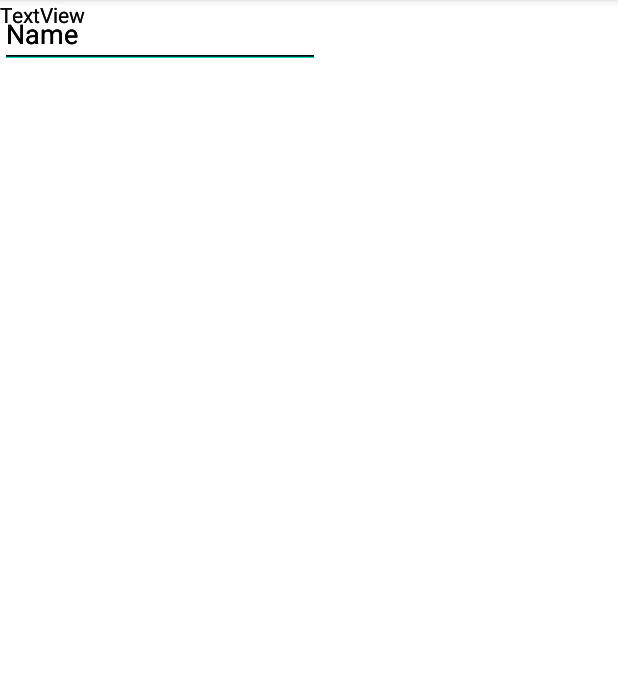
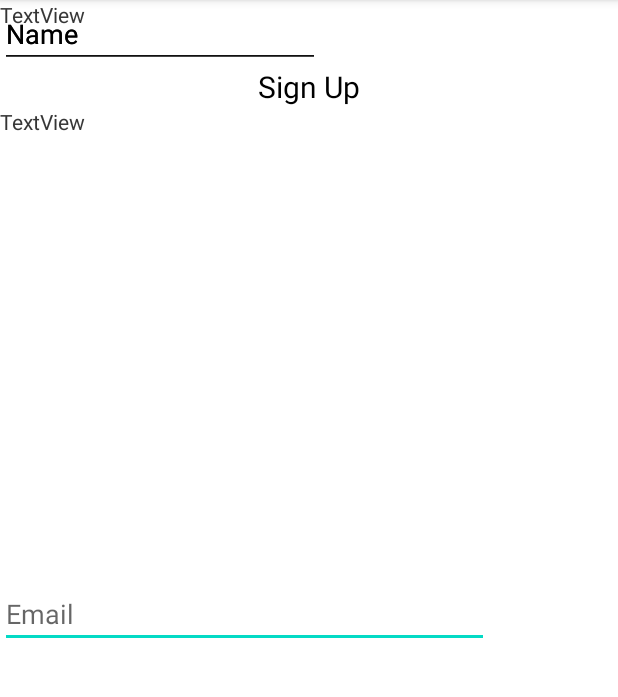
Before and after one commit to ttabasin/MeetRunning, an Android app: the SignUp screen opened directly, with no data from a screen before it, on a phone screen of 412 x 824 dp, the part 84-781 px from its top. Run offline under Robolectric (Android 15) with nearby library versions, the phone set to English and light mode, and no system bars; our stand-ins replace data binding; Roboto replaces fonts that are not available here.

Commit message:
pantalla registro

```diff
--- a/app/src/main/res/layout/activity_sign_up.xml
+++ b/app/src/main/res/layout/activity_sign_up.xml
@@ -10,39 +10,36 @@
 
 
         <TextView
-            android:id="@+id/textView"
-            style="@style/editTxtLogin"
-            android:layout_width="wrap_content"
-            android:layout_height="wrap_content"
-            android:text="TextView"
-            tools:layout_editor_absoluteX="33dp"
-            tools:layout_editor_absoluteY="48dp" />
+            android:id="@+id/titleSingUp"
+            style="@style/txtViewLogin"
+            android:layout_marginTop="44dp"
+            android:text="@string/sign_up"
+            app:layout_constraintEnd_toEndOf="parent"
+            app:layout_constraintStart_toStartOf="parent"
+            app:layout_constraintTop_toTopOf="parent" />
 
         <TextView
             android:id="@+id/textView2"
             android:layout_width="wrap_content"
             android:layout_height="wrap_content"
             android:text="TextView"
-            tools:layout_editor_absoluteX="28dp"
-            tools:layout_editor_absoluteY="78dp" />
+            app:layout_constraintTop_toBottomOf="@+id/titleSingUp"
+            tools:layout_editor_absoluteX="27dp" />
 
         <EditText
-            android:id="@+id/editTextTextPersonName"
-            android:layout_width="wrap_content"
-            android:layout_height="wrap_content"
-            android:ems="10"
-            android:inputType="textPersonName"
-            android:text="Name"
-            tools:layout_editor_absoluteX="28dp"
-            tools:layout_editor_absoluteY="109dp" />
+            android:id="@+id/SignUpEmail"
+            style="@style/editTxtLogin"
+            android:hint="@string/email_sign_up"
+            app:layout_constraintTop_toBottomOf="@+id/textView3"
+            tools:layout_editor_absoluteX="16dp" />
 
         <TextView
             android:id="@+id/textView3"
             android:layout_width="wrap_content"
             android:layout_height="wrap_content"
             android:text="TextView"
-            tools:layout_editor_absoluteX="49dp"
-            tools:layout_editor_absoluteY="152dp" />
+            app:layout_constraintTop_toBottomOf="@+id/titleSingUp"
+            tools:layout_editor_absoluteX="27dp" />
 
         <EditText
             android:id="@+id/editTextTextPersonName2"
--- a/app/src/main/res/values/strings.xml
+++ b/app/src/main/res/values/strings.xml
@@ -26,4 +26,6 @@
 
     <string name="hello_first_fragment">Hello first fragment</string>
     <string name="hello_second_fragment">Hello second fragment. Arg: %1$s</string>
+    <string name="sign_up">Sign Up</string>
+    <string name="email_sign_up">Email</string>
 </resources>
--- a/app/src/main/res/values/styles.xml
+++ b/app/src/main/res/values/styles.xml
@@ -1,6 +1,5 @@
 <?xml version="1.0" encoding="utf-8"?>
 <resources>
-
     <style name="txtViewLogin">
         <item name="android:layout_width">wrap_content</item>
         <item name="android:layout_height">wrap_content</item>
```
